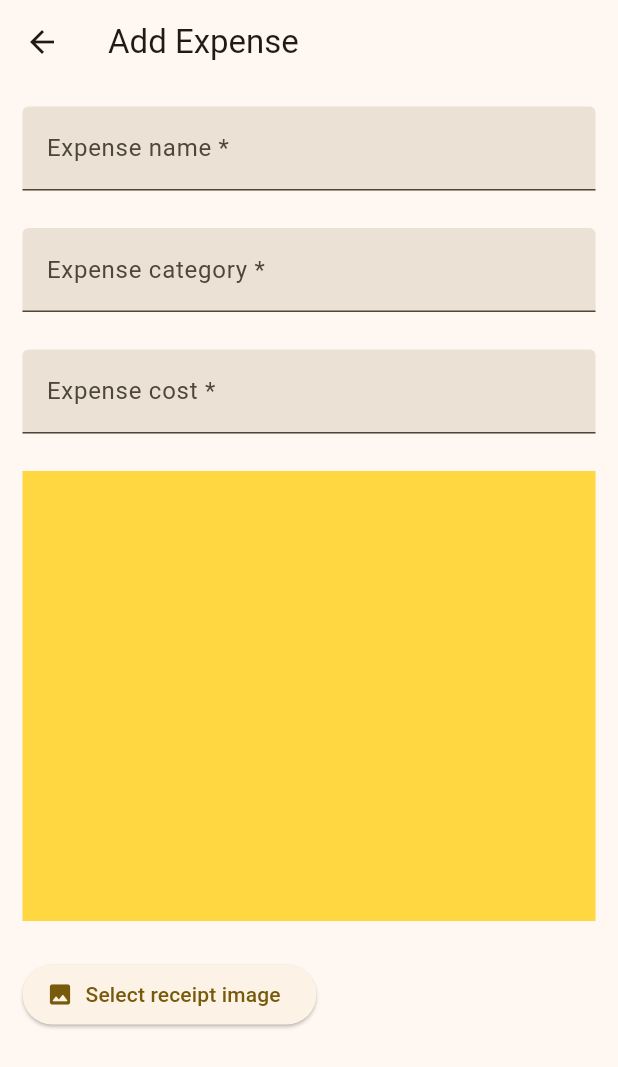
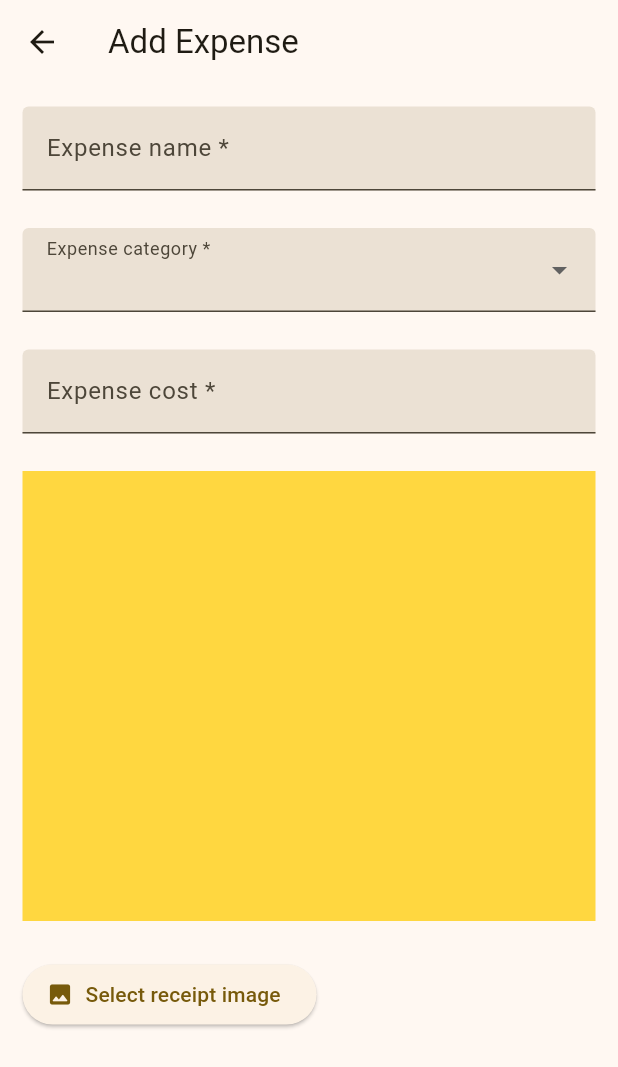
Before and after one commit to shadrack-ago/expense_tracker, a Flutter app: the screen it shows after launch, after a tap on "Add Expense", on a phone screen of 412 x 824 dp. Shown: the top 1067 px of the screen. Run offline on Flutter 3.47's test engine with Material 2 defaults, Android fonts, the phone set to English and light mode, and no system bars; our stand-ins replace firebase_core, fl_chart, go_router; missing offline and left inert: easy_web_view, fl_heatmap; accounts and stored records are empty.

Commit message:
☕ Add expense UI

```diff
--- a/lib/screens/add/expense.dart
+++ b/lib/screens/add/expense.dart
@@ -6,6 +6,24 @@ class AddExpense extends StatelessWidget {
   static const String id = 'add_expense';
 
   static ValueKey webViewKey = const ValueKey('key_insight');
+
+  List<DropdownMenuItem<String>> get dropdownItems {
+    List<DropdownMenuItem<String>> menuItems = [
+      DropdownMenuItem(child: Text("Food"), value: "USA"),
+      DropdownMenuItem(child: Text("Entertainment"), value: "Canada"),
+      DropdownMenuItem(child: Text("Travel"), value: "Brazil"),
+      DropdownMenuItem(child: Text("Shopping"), value: "England"),
+      DropdownMenuItem(
+        enabled: false,
+        onTap: () {},
+        child: OutlinedButton.icon(
+            onPressed: () {},
+            icon: Icon(Icons.add_rounded),
+            label: Text('Add Category')),
+      )
+    ];
+    return menuItems;
+  }
 
   @override
   Widget build(BuildContext context) {
@@ -29,17 +47,13 @@ class AddExpense extends StatelessWidget {
                 ),
               ),
               const SizedBox(height: 25),
-              TextFormField(
-                validator: (value) {
-                  if (value == null || value.isEmpty) {
-                    return 'Url is required';
-                  }
-                  return null;
-                },
+              DropdownButtonFormField(
+                items: dropdownItems,
                 decoration: InputDecoration(
                   filled: true,
                   label: Text('Expense category *'),
                 ),
+                onChanged: (value) {},
               ),
               const SizedBox(height: 25),
               TextFormField(
```
